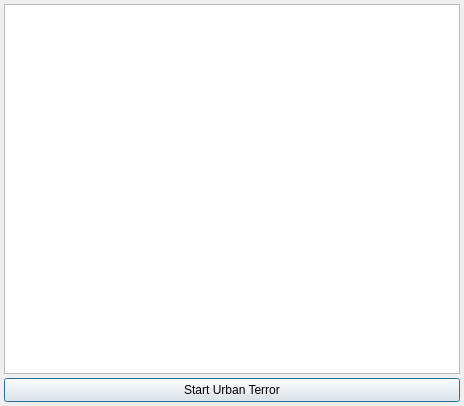
Qt form list.ui (martin-ueding/urt-map-start) before a commit.
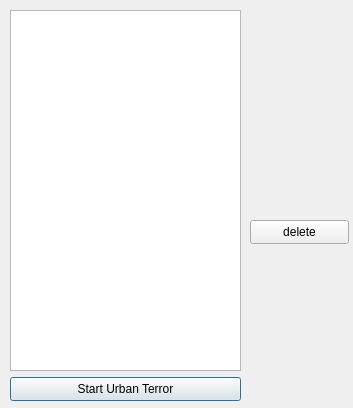
The same form after that commit.

Commit message: added deletion/moving function

The edit to the form file:
```diff
--- a/list.ui
+++ b/list.ui
@@ -6,44 +6,41 @@
    <rect>
     <x>0</x>
     <y>0</y>
-    <width>464</width>
-    <height>406</height>
+    <width>353</width>
+    <height>408</height>
    </rect>
   </property>
   <property name="minimumSize">
    <size>
-    <width>464</width>
-    <height>406</height>
+    <width>0</width>
+    <height>0</height>
    </size>
   </property>
   <property name="windowTitle">
    <string>UrT Map Starter</string>
   </property>
+  <widget class="QWidget" name="verticalLayoutWidget">
+   <property name="geometry">
+    <rect>
+     <x>10</x>
+     <y>10</y>
+     <width>231</width>
+     <height>391</height>
+    </rect>
+   </property>
+   <layout class="QVBoxLayout" name="verticalLayout">
+    <item>
   <widget class="QListWidget" name="mapList">
-   <property name="geometry">
-    <rect>
-     <x>4</x>
-     <y>4</y>
-     <width>456</width>
-     <height>370</height>
-    </rect>
-   </property>
    <property name="minimumSize">
     <size>
-     <width>456</width>
-     <height>370</height>
+        <width>0</width>
+        <height>0</height>
     </size>
    </property>
   </widget>
+    </item>
+    <item>
   <widget class="QPushButton" name="startButton">
-   <property name="geometry">
-    <rect>
-     <x>4</x>
-     <y>378</y>
-     <width>456</width>
-     <height>24</height>
-    </rect>
-   </property>
    <property name="sizePolicy">
     <sizepolicy hsizetype="Minimum" vsizetype="Expanding">
      <horstretch>0</horstretch>
@@ -52,8 +49,8 @@
    </property>
    <property name="minimumSize">
     <size>
-     <width>456</width>
-     <height>24</height>
+        <width>0</width>
+        <height>0</height>
     </size>
    </property>
    <property name="maximumSize">
@@ -64,6 +61,22 @@
    </property>
    <property name="text">
     <string>Start Urban Terror</string>
+      </property>
+     </widget>
+    </item>
+   </layout>
+  </widget>
+  <widget class="QPushButton" name="deleteButton">
+   <property name="geometry">
+    <rect>
+     <x>250</x>
+     <y>220</y>
+     <width>99</width>
+     <height>24</height>
+    </rect>
+   </property>
+   <property name="text">
+    <string>delete</string>
    </property>
   </widget>
  </widget>
```
Lines whose indentation alone changed are shown as unchanged. The commit also changes 1 other file.
